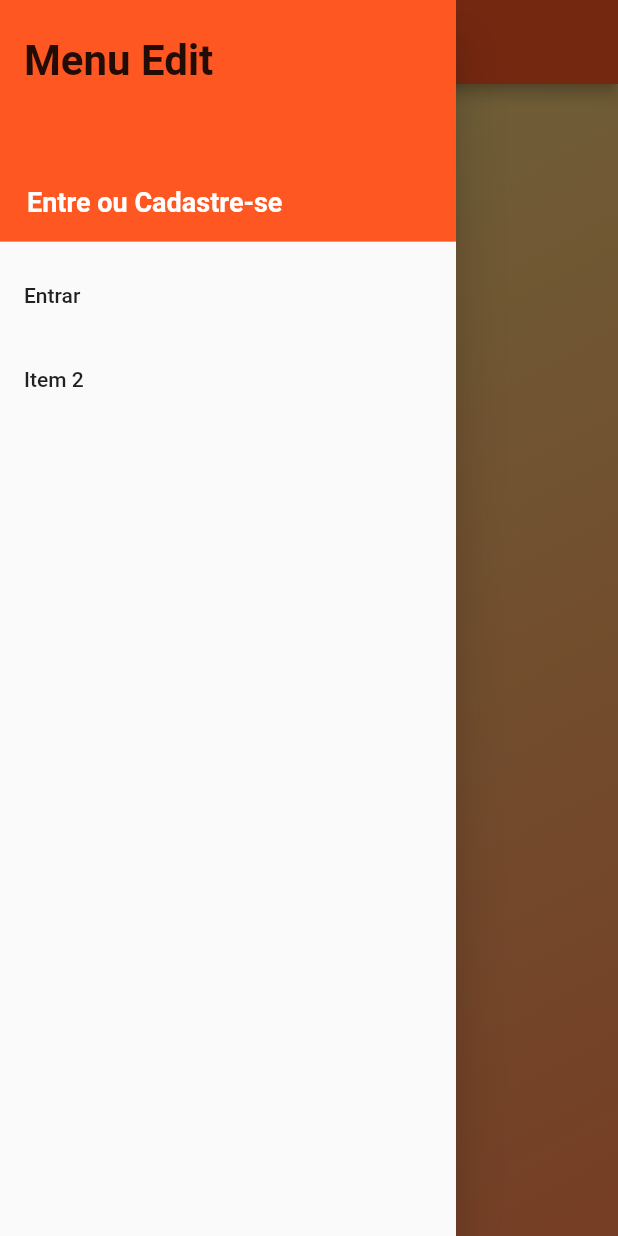
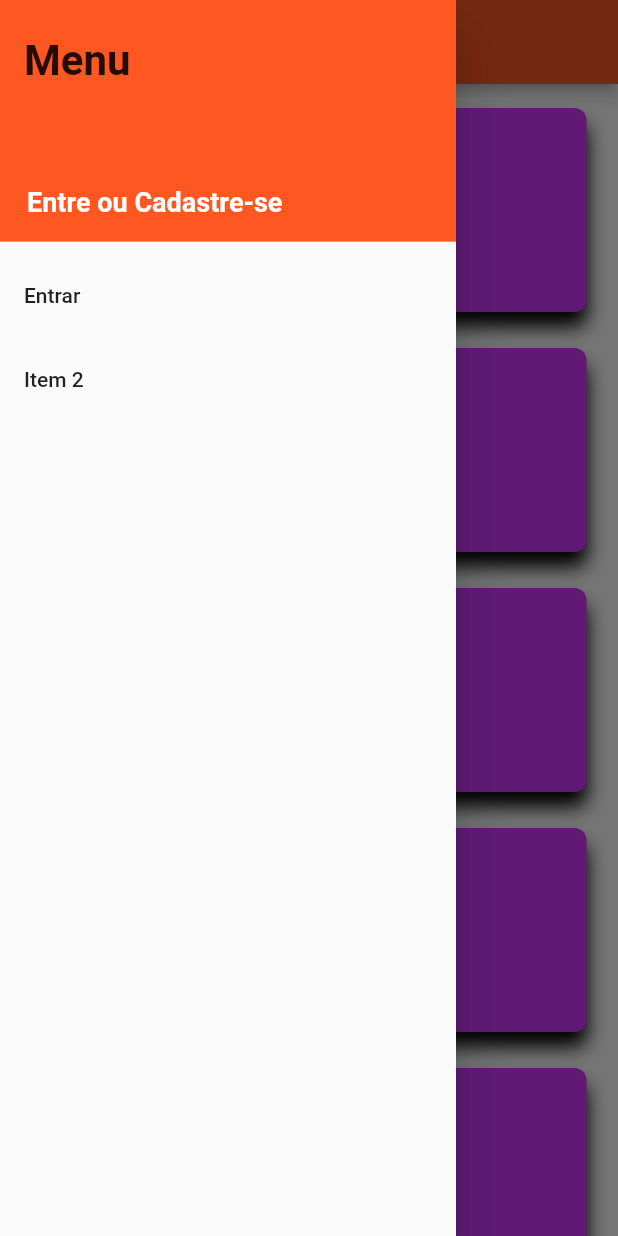
Before and after one commit to redhotcassiano/app_mobile_v0.01, a Flutter app: the screen it shows after launch, with the side drawer open, on a phone screen of 412 x 824 dp. Run offline on Flutter 3.47's test engine with Material 2 defaults, Android fonts, the phone set to English and light mode, and no system bars; our stand-ins replace font_awesome_flutter.

Commit message:
Criação do layout - Lista

```diff
--- /dev/null
+++ b/lib/models/consult.dart
@@ -0,0 +1,15 @@
+class Consult {
+  final String id;
+  final String name;
+  final String location;
+  final String distance;
+  final String gravity;
+  final String description;
+  final String image;
+
+
+  const Consult({this.id, this.name, this.location, this.distance, this.gravity,
+    this.description, this.image});
+
+
+}
--- /dev/null
+++ b/lib/models/list_consult.dart
@@ -0,0 +1,58 @@
+import 'package:app_mobile/models/consult.dart';
+
+class ListConsult {
+
+  static final List<Consult> consults = [
+    const Consult(
+      id: "1",
+      name: "Mars",
+      location: "Milkyway Galaxy",
+      distance: "54.6m Km",
+      gravity: "3.711 m/s ",
+      description: "Lorem ipsum...",
+      image: "assets/img/mars.png",
+    ),
+    const Consult(
+      id: "2",
+      name: "Neptune",
+      location: "Milkyway Galaxy",
+      distance: "54.6m Km",
+      gravity: "3.711 m/s ",
+      description: "Lorem ipsum...",
+      image: "assets/img/neptune.png",
+    ),
+    const Consult(
+      id: "3",
+      name: "Moon",
+      location: "Milkyway Galaxy",
+      distance: "54.6m Km",
+      gravity: "3.711 m/s ",
+      description: "Lorem ipsum...",
+      image: "assets/img/moon.png",
+    ),
+    const Consult(
+      id: "4",
+      name: "Earth",
+      location: "Milkyway Galaxy",
+      distance: "54.6m Km",
+      gravity: "3.711 m/s ",
+      description: "Lorem ipsum...",
+      image: "assets/img/earth.png",
+    ),
+    const Consult(
+      id: "5",
+      name: "Mercury",
+      location: "Milkyway Galaxy",
+      distance: "54.6m Km",
+      gravity: "3.711 m/s ",
+      description: "Lorem ipsum...",
+      image: "assets/img/mercury.png",
+    ),
+  ];
+
+  static Consult getPlanetById(id) {
+    return consults
+        .where((p) => p.id == id)
+        .first;
+  }
+}
--- /dev/null
+++ b/lib/ui/home_list.dart
@@ -0,0 +1,23 @@
+import 'package:flutter/material.dart';
+import 'package:app_mobile/style/theme.dart' as Theme;
+import 'package:app_mobile/models/list_consult.dart';
+import 'package:app_mobile/ui/list_consult_row.dart';
+
+
+
+class HomeList extends StatelessWidget{
+   @override
+  Widget build(BuildContext context) {
+
+    return new Flexible(
+      child: new Container(
+        color: Colors.white,
+        child: new ListView.builder(
+          itemExtent: 160.0,
+          itemCount: ListConsult.consults.length,
+          itemBuilder: (_, index) => new ListConsultRow(ListConsult.consults[index]),
+        ),
+      ),
+);
+  }
+}
--- a/lib/ui/home_page.dart
+++ b/lib/ui/home_page.dart
@@ -1,101 +1,35 @@
 import 'package:flutter/material.dart';
-import 'package:app_mobile/ui/login_page.dart';
-import 'package:app_mobile/style/theme.dart' as Theme;
+import 'package:app_mobile/ui/menu_drawer.dart';
+import 'package:app_mobile/ui/home_list.dart';
 
 class HomePage extends StatelessWidget {
   @override
   Widget build (BuildContext context) {
-    List items = List<String>.generate(10000, (i) => "Item $i");
 
     return new Scaffold(
       appBar: new AppBar(
         title: new Text("Home"),
         backgroundColor: Colors.deepOrange,
       ),
-      drawer: Drawer(
-        child: ListView(
-          padding: EdgeInsets.zero,
-          children: <Widget>[
-            DrawerHeader(
-              child: /* Text('Menu', style: TextStyle(fontSize: 28.0, fontWeight: FontWeight.bold)),
-              decoration: BoxDecoration(
-                color: Colors.blue,
-              ), */
-              Container(
-                margin: EdgeInsets.only(bottom: 8.0),
-                padding: EdgeInsets.fromLTRB(0.0, 0.0, 0.0, 0.0),
-                height: 130.0,
-                color: Colors.transparent,
-                child: Stack(
-                  children: <Widget>[
-                      Positioned(
-                        top: 8.0,
-                        left: 0.0,
-                        child: Text("Menu Edit",
-                          style: TextStyle(fontSize: 28.0, fontWeight: FontWeight.bold),
-                          ),
-                      ),
-                      Positioned(
-                        bottom: 0.0,
-                        left: 2.0,
-                        child: Column(
-                          children: <Widget>[
-                             GestureDetector(
-                                onTap: () => Navigator.push(context, new MaterialPageRoute(builder: (ctxt) => new LoginPage() )),
-                                child: Text("Entre ou Cadastre-se", style: TextStyle(fontSize: 18.0, fontWeight: FontWeight.bold, color: Colors.white)),
-
-                              ),
-                          ],
-                        )
-                      )
-                  ]
-                )
-              ),
-              decoration: BoxDecoration(
-                color: Colors.deepOrange,
-              )
-            ),
-            ListTile(
-              title: Text('Entrar'),
-              onTap: () {
-                Navigator.push(context, new MaterialPageRoute(builder: (ctxt) => new LoginPage()));
-              },
-            ),
-            ListTile(
-              title: Text('Item 2'),
-              onTap: () {
-                // Update the state of the app
-                // ...
-              },
-            ),
-          ],
-        ),
-      ),
-      body: new Container(
-        decoration: new BoxDecoration(
-          gradient: new LinearGradient(
-              colors: [
-                Theme.Colors.loginGradientStart,
-                Theme.Colors.loginGradientEnd
-              ],
-              begin: const FractionalOffset(0.0, 0.0),
-              end: const FractionalOffset(1.0, 1.0),
-              stops: [0.0, 1.0],
-              tileMode: TileMode.clamp),
-        ),
-        child:  Container(
-          child: ListView.builder(
-          itemCount: items.length,
-          itemBuilder: (context, index) {
-            return ListTile(
-              title: Text('${items[index]}'),
-            );
-          },
-        ),
-        ),
-
-      ),
+      drawer: MenuDrawer(),
+      body: HomePageBody()
 
     );
   }
 }
+
+class HomePageBody extends StatefulWidget {
+  @override
+  _HomePageBodyState createState() => new _HomePageBodyState();
+}
+
+class _HomePageBodyState extends State<HomePageBody> {
+  @override
+  Widget build (BuildContext context) {
+    return new Column(
+      children: <Widget>[
+        HomeList()
+      ],
+    );
+  }
+}
--- /dev/null
+++ b/lib/ui/list_consult_row.dart
@@ -0,0 +1,79 @@
+import 'package:flutter/material.dart';
+import 'package:app_mobile/models/consult.dart';
+
+class ListConsultRow extends StatelessWidget {
+  final Consult consult;
+
+  ListConsultRow(this.consult);
+
+  @override
+  Widget build(BuildContext context) {
+
+    //Inicio do Card;
+    final consultCard = new Container(
+      margin: const EdgeInsets.only(left: 5.0, right: 5.0),
+      decoration: new BoxDecoration(
+        color: Color.fromRGBO(210, 56, 255, 1),
+        shape: BoxShape.rectangle,
+        borderRadius: new BorderRadius.circular(8.0),
+        boxShadow: <BoxShadow>[
+          new BoxShadow(color: Colors.black,
+            blurRadius: 10.0,
+            offset: new Offset(0.0, 10.0))
+        ],
+      ),
+      child: new Container(
+        margin: const EdgeInsets.only(top: 16.0, left: 72.0),
+        constraints: new BoxConstraints.expand(),
+        child: new Column(
+          crossAxisAlignment: CrossAxisAlignment.start,
+          children: <Widget>[
+            new Text(consult.name),
+            new Text(consult.location),
+            new Container(
+              color: const Color(0xFF00C6FF),
+              width: 24.0,
+              height: 1.0,
+              margin: const EdgeInsets.symmetric(vertical: 8.0)
+            ),
+            new Row(
+              children: <Widget>[
+                new Icon(Icons.location_on, size: 14.0,
+                  color: Colors.white),
+                new Text(
+                  consult.distance),
+                new Container(width: 24.0),
+                new Icon(Icons.flight_land, size: 14.0,
+                  color: Colors.red),
+                new Text(
+                  consult.gravity),
+              ],
+            )
+          ],
+        ),
+      ),
+);
+
+    //Fim do Card;
+
+
+    return new Container(
+      height: 120.0,
+      margin: const EdgeInsets.only(top: 16.0, bottom: 8.0),
+      child: new FlatButton(
+        onPressed: () => _navigateTo(context, consult.id),
+
+        child: new Stack(
+          children: <Widget>[
+            consultCard,
+          ],
+        ),
+      ),
+    );
+  }
+
+  _navigateTo(context, String id) {
+    print(id);
+  }
+
+}
--- /dev/null
+++ b/lib/ui/menu_drawer.dart
@@ -0,0 +1,64 @@
+import 'package:flutter/material.dart';
+import 'package:app_mobile/ui/login_page.dart';
+
+class MenuDrawer extends StatelessWidget{
+
+  @override
+  Widget build(BuildContext context) {
+    return Drawer(
+        child: ListView(
+          padding: EdgeInsets.zero,
+          children: <Widget>[
+            DrawerHeader(
+              child: Container(
+                margin: EdgeInsets.only(bottom: 8.0),
+                padding: EdgeInsets.fromLTRB(0.0, 0.0, 0.0, 0.0),
+                height: 130.0,
+                color: Colors.transparent,
+                child: Stack(
+                  children: <Widget>[
+                      Positioned(
+                        top: 8.0,
+                        left: 0.0,
+                        child: Text("Menu",
+                          style: TextStyle(fontSize: 28.0, fontWeight: FontWeight.bold),
+                          ),
+                      ),
+                      Positioned(
+                        bottom: 0.0,
+                        left: 2.0,
+                        child: Column(
+                          children: <Widget>[
+                             GestureDetector(
+                                onTap: () => Navigator.push(context, new MaterialPageRoute(builder: (ctxt) => new LoginPage() )),
+                                child: Text("Entre ou Cadastre-se", style: TextStyle(fontSize: 18.0, fontWeight: FontWeight.bold, color: Colors.white)),
+
+                              ),
+                          ],
+                        )
+                      )
+                  ]
+                )
+              ),
+              decoration: BoxDecoration(
+                color: Colors.deepOrange,
+              )
+            ),
+            ListTile(
+              title: Text('Entrar'),
+              onTap: () {
+                Navigator.push(context, new MaterialPageRoute(builder: (ctxt) => new LoginPage()));
+              },
+            ),
+            ListTile(
+              title: Text('Item 2'),
+              onTap: () {
+                // Update the state of the app
+                // ...
+              },
+            ),
+          ],
+        ),
+      );
+  }
+}
```
